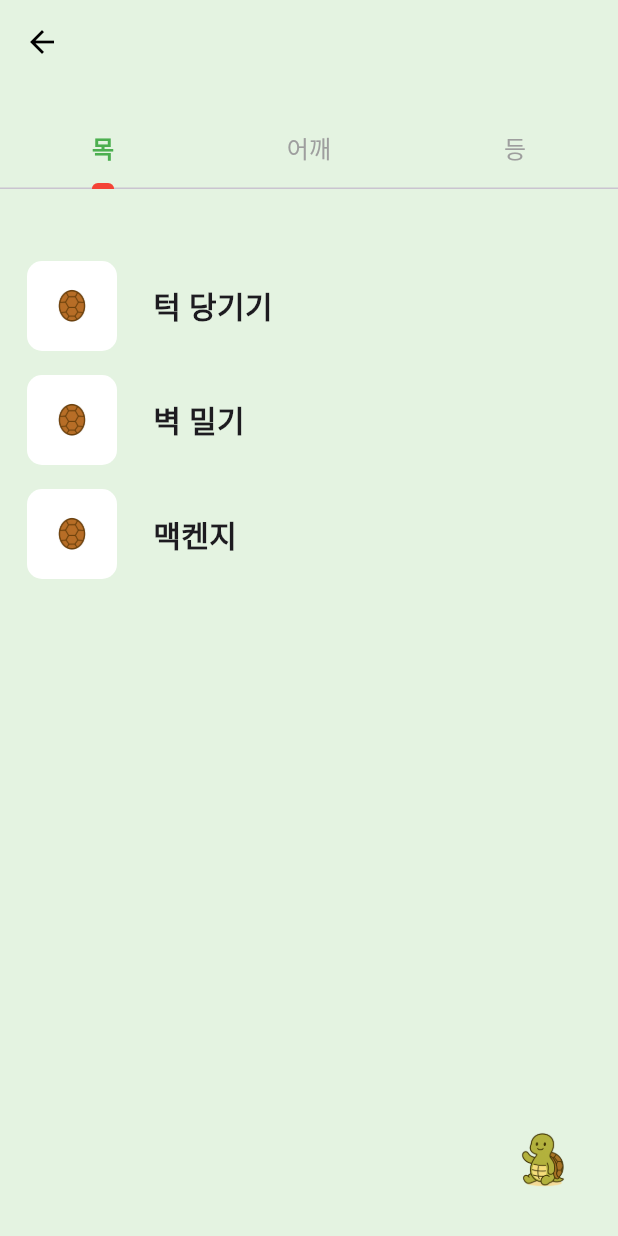
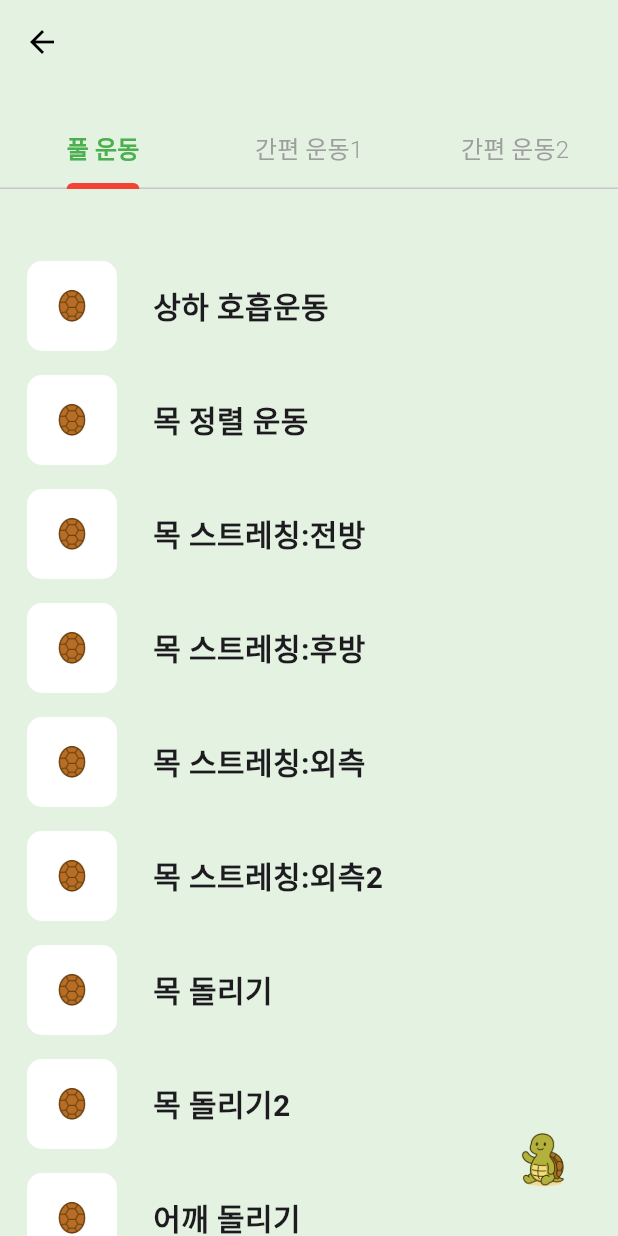
Before and after one commit to tmdgo01/2025Tutleneck, a Flutter app: the ExerciseScreen screen opened directly, on a phone screen of 412 x 824 dp. Run offline on Flutter 3.47's test engine with Material 3 defaults, Android fonts, the phone set to English and light mode, and no system bars; our stand-ins replace audioplayers, table_calendar, video_player.

Commit message:
운동설명추가

```diff
--- /dev/null
+++ b/lib/exercise_data.dart
@@ -0,0 +1,167 @@
+import 'package:flutter/material.dart';
+
+// 운동 정보
+class Exercise {
+  final String title;
+  final String gifPath;
+  final List<String> description;
+  final String voiceGuide;
+
+  Exercise({
+    required this.title,
+    required this.gifPath,
+    required this.description,
+    required this.voiceGuide,
+  });
+}
+
+// 운동 리스트 정의
+final List<Exercise> exercises = [
+  Exercise(
+    title: '상하 호흡운동',
+    gifPath: 'asset/ex1-1.mp4', // 실제 gif 경로 or 임시
+    description: [
+      '시작자세 : 의자에 앉아서 양팔을 몸 옆에 나란히 둔 채 바로 선 자세나 의자에 앉은 자세를 취한다.',
+      '동작 : 숨을 들이쉴 때 턱을 목 쪽으로 가볍게 당기고 양팔을 최대한으로 외회전시키면서 뒤로 바닥을 향해 아래로 힘껏 뻗어 내린다.'
+          '숨을 내쉬면서 양팔을 이완시킨다.',
+      '주의사항 : 양팔을 외회전시킬 때 가슴을 앞으로 밀어내지 않고'
+          '어깨를 뒤로 당긴다는 느낌으로 해야한다.',
+      '효과: 이 운동은 호흡을 할 때 비정상적인 보조 호흡 근육의 작용을 억제하는 효과가 있다.'
+    ],
+    voiceGuide: 'assets/vo1-1.mp3', // 실제 음성 파일 경로
+  ),
+  Exercise(
+    title: '목 정렬 운동',
+    gifPath: 'asset/ex1-1.mp4', // 실제 gif 경로 or 임시
+    description: [
+      '시작자세 : 상체와 어깨를 이완시켜 놓고 양팔을 몸 옆에 나란히 둔 채 바로 서거나 앉은 자세를 취한다.',
+      '동작 : 턱을 최대한 앞으로 빼면서 고개를 숙이지는 않지만'
+          '머리가 약간 앞으로 가도록 한 상태에서 10초간 유지한 후 되돌아 온다.'
+          '다시 턱을 가슴 쪽으로 당겨 상체가 어느 정도 뒤로 젖혀지도록 한 상태에서'
+          '10초간 유지한 후 제자리로 되돌아 온다.',
+      '주의사항 : 흉쇄유돌근이나 사각근과 같은 표면 목 굴근을 작동시키지 않도록 유의하고'
+          '머리를 앞으로 내밀 때 숙이지 않도록 주의한다.',
+      '효과: 거북목과 같은 자세이상 치료에 효과가 있으며,'
+          '특히 목의 코어근육인 경장근을 강화하는 전형적인 운동이다.'
+    ],
+    voiceGuide: 'assets/vo1-1.mp3', // 실제 음성 파일 경로
+  ),
+  Exercise(
+    title: '목 스트레칭:전방',
+    gifPath: 'asset/ex1-1.mp4', // 실제 gif 경로 or 임시
+    description: [
+      '시작자세 : 상체와 어깨를 이완시켜 놓고 양손의 엄지를 턱 아래 부위에 둔다.',
+      '동작 : 양손을 모아 두 엄지를 턱의 아래 부위에 대고 서서히 머리를 뒤로 젖힌다.'
+          '한계점에 왔을 때 두 엄지에 힘을 가해 머리를 뒤로 좀 더 젖혀 10초간 유지한다.',
+      '주의사항 : 목 디스크가 심한경우는 증상을 악화시킬 수 있으므로'
+          '목을 뒤로 했을 때 어깨 쪽이나 등 쪽에 통증이나 저림이 있는 경우 이 운동을 피한다.'
+          '효과: 목 앞의 근육을 스트레칭시켜 주어 그 기능을 원활히 해주는 효과가 있다.'
+          '특히 목 코어근육인 경장근을 활성화시켜 준다.'
+    ],
+    voiceGuide: 'assets/vo1-1.mp3', // 실제 음성 파일 경로
+  ),
+  Exercise(
+    title: '목 스트레칭:후방',
+    gifPath: 'asset/ex1-1.mp4', // 실제 gif 경로 or 임시
+    description: [
+      '시작자세 : 상체와 어깨를 이완시켜 놓고 양손을 깍지 껴서 머리 뒤 후두골에 둔다.',
+      '동작 : 깍지 낀 양손으로 지그시 힘을 주면서 머리를 앞으로 굽히고 한계점에 왔을 때'
+          '깍지 낀 손으로 머리에 힘을 가해 앞으로 좀 더 굽혀 10초간 유지한다.',
+      '주의사항 : 이 동작 시 통증이 생기는 경우는 이 운동을 피해야 한다.',
+          '효과: 목 뒤의 근육은 경직되기가 매우 쉽다. '
+          '이들 근육을 이완시켜 줌으로써 목,어깨 통증과 두통의 완화는 물론 자세의 교정에도 많은 도움이 된다.'
+    ],
+    voiceGuide: 'assets/vo1-1.mp3', // 실제 음성 파일 경로
+  ),
+  Exercise(
+    title: '목 스트레칭:외측',
+    gifPath: 'asset/ex1-1.mp4', // 실제 gif 경로 or 임시
+    description: [
+      '시작자세 : 상체와 어깨를 이완시켜 놓은 채 스트레칭 시키고자 하는 근육의 반대편 손을'
+          '머리의 측면에 대고 스트레칭 쪽의 팔을 굽혀 허리 뒤쪽 부위에 위치시킨다.',
+      '동작 : 손으로 머리에 힘을 가하면서 천천히 목을 옆으로 굽힌다.'
+          '한계점에서 손에 힘을 주어 머리를 좀 더 굽혀 10초간 유지한다. 좌우 교대로 한다.',
+      '주의사항 : 통증이 있는 쪽으로는 굽히지 않는다.'
+          '예를 들어 우측 목에 통증이 있으면 좌측으로만 굽힌다. 중앙에 통증이 있으면 양쪽 모두 굽힌다.',
+      '효과: 목의 좌우측 근육을 스트레칭 시켜 주어 그 기능을 원활히 해주는 효과가 있다.'
+    ],
+    voiceGuide: 'assets/vo1-1.mp3', // 실제 음성 파일 경로
+  ),
+  Exercise(
+    title: '목 스트레칭:외측2',
+    gifPath: 'asset/ex1-1.mp4', // 실제 gif 경로 or 임시
+    description: [
+      '시작자세 : 상체와 어깨를 이완시켜 놓은 채 스트레칭 시키고자 하는 근육의 반대편 손을'
+          '머리의 측면에 대고 스트레칭 쪽의 팔을 굽혀 허리 뒤쪽 부위에 위치시킨다.',
+      '동작 : 등 뒤에서 한쪽 손목을 다른 쪽 손으로 수동적으로 잡아당기고 '
+          '목을 같은 방향으로 능동적으로 기울이는 변형된 방법으로 스트레칭을 한다.',
+      '주의사항 : 통증이 있는 쪽으로는 굽히지 않는다.'
+          '예를 들어 우측 목에 통증이 있으면 좌측으로만 굽힌다. 중앙에 통증이 있으면 양쪽 모두 굽힌다.',
+      '효과: 목의 좌우측 근육을 스트레칭 시켜 주어 그 기능을 원활히 해주는 효과가 있다.'
+    ],
+    voiceGuide: 'assets/vo1-1.mp3', // 실제 음성 파일 경로
+  ),
+  Exercise(
+    title: '목 돌리기',
+    gifPath: 'asset/ex1-1.mp4', // 실제 gif 경로 or 임시
+    description: [
+      '시작자세 : 상체와 어깨를 이완시켜 놓고 척추를 중립 상태로 둔 채 바로 서거나 앉은 자세를 취한다.',
+      '동작 : 목을 쭉 편 상태에서 목과 머리를 함께 좌로 돌려 10초간 유지한 후 제자리로 되돌아온 다음 '
+          '다시 우로 돌려 10초간 유지한 후 제자리로 되돌아오는 동작을 좌우 교대로 각각 10회씩 반복 시행한다.'
+          '이때 상체가 함께 돌아가지 않아야 하며, '
+          '목이 숙여지거나 뒤로 젖혀지지 않도록 꼿꼿하게 세운 채 천천히 좌우로 돌린다.',
+      '주의사항 : 머리는 수평을 이루면서 돌리도록 하고 돌릴 때 어깨가 따라 돌아가지 않도록 주의한다.',
+      '효과: 목의 외측 부위 근육을 스트레칭 시켜 주면서 가동성도 증대시켜 준다. 목의 움직임이 원활해진다.'
+    ],
+    voiceGuide: 'assets/vo1-1.mp3', // 실제 음성 파일 경로
+  ),
+  Exercise(
+    title: '목 돌리기2',
+    gifPath: 'asset/ex1-1.mp4', // 실제 gif 경로 or 임시
+    description: [
+      '시작자세 : 의자에 앉거나 선 자세에서 상체와 어깨를 이완시켜 놓고 목의 양옆에 손을 각각 얹어놓은 자세를 취한다.',
+      '동작 : 머리를 시계 방향으로 원을 그리고 난 다음 시계 반대 방향으로도 원을 그린다.'
+          '원을 가능한 점점 크게 그려가면서 좌우 교대로 각각 10회씩 돌린다.',
+      '주의사항 : 머리를 돌릴 때 어깨가 따라 돌아가지 않도록 주의한다.',
+      '효과: 목에 전반적인 근육 스트레칭을 해주면서 경추의 각 관절에 가동성을 증대시켜 주는 효과가 있다.'
+    ],
+    voiceGuide: 'assets/vo1-1.mp3', // 실제 음성 파일 경로
+  ),
+  Exercise(
+    title: '어깨 돌리기',
+    gifPath: 'asset/ex1-1.mp4', // 실제 gif 경로 or 임시
+    description: [
+      '시작자세 : 상체와 어깨를 이완시켜 놓고 양팔을 몸 옆에 나란히 둔 채 의자에 앉거나 선 자세를 취한다.',
+      '동작 : 양 어깨를 귀 쪽으로 동시에 들어 올린 다음 어깨만을 이용해 뒤로 돌렸다가 다시 앞으로 돌린다.'
+          '원을 가능한 점점 크게 그려가면서 한다.',
+      '주의사항 : 어깨를 돌릴 때 머리와 상체가 따라 돌아가지 않도록 주의한다.',
+      '효과: 어깨 주변 근육을 이완시켜 주면서 어깨 가동성을 중대시켜 주고 목의 움직임도 함께 원활해진다.'
+    ],
+    voiceGuide: 'assets/vo1-1.mp3', // 실제 음성 파일 경로
+  ),
+  Exercise(
+    title: '어깨 스트레칭',
+    gifPath: 'asset/ex1-1.mp4', // 실제 gif 경로 or 임시
+    description: [
+      '시작자세 : 상체와 어깨를 이완시켜 놓고 한쪽 팔을 굽혀 어깨 높이만큼 들어 올린 다음 다른 쪽 손으로 팔꿈치를 잡는다.',
+      '동작 : 팔꿈치를 잡고 있는 손에 힘을 가해 가슴 쪽으로 잡아당기면서 수평으로 내전시켜 10초간 유지한 후 제자리로 내려놓는다.'
+          '이 동작을 좌우 교대로 시행한다.',
+      '주의사항 : 어깨가 귀를 향해 위쪽으로 올라가지 않도록 주의한다.',
+      '효과: 어깨의 외회전 근육을 스트레칭 시켜 줌으로써 어깨관절의 기능을 원활히 해주는 효과가 있다.'
+    ],
+    voiceGuide: 'assets/vo1-1.mp3', // 실제 음성 파일 경로
+  ),
+  Exercise(
+    title: '어깨, 가슴, 등 스트레칭',
+    gifPath: 'asset/ex1-1.mp4', // 실제 gif 경로 or 임시
+    description: [
+      '시작자세 : 상체와 어깨를 이완시켜 놓고 똑바로 서서 양손의 손등이 마주보도록 하면서 손가락을 깍지 끼워 귀 옆 머리 위로 뻗어 올린 자세를 취한다.',
+      '동작 : 팔을 편 상태에서 귀 옆머리 위로 천천히 최대한 뻗어 올려 10초간 유지한 후 제자리로 내려놓는다. '
+          '척추가 늘어나면서 가슴 근육이 최대한으로 스트레칭 되도록 한다.'
+          '팔을 최대한 뻗어 올린 상태에서 상체를 앞으로 숙이면 등 부위의 근육과 척추가 좀 더 스트레칭 되는 효과가 있다.',
+      '주의사항 : 상체를 앞으로 숙일 때 무릎이 굽혀지지 않도록 주의한다.',
+      '효과: 어깨와 가슴이 스트레칭 되기 때문에 구부정한 어깨 자세를 교정해줄 뿐만 아니라 호흡을 편안하게 해주는 효과도 있다.'
+    ],
+    voiceGuide: 'assets/vo1-1.mp3', // 실제 음성 파일 경로
+  ),
+];
--- a/lib/exercise_screen.dart
+++ b/lib/exercise_screen.dart
@@ -2,88 +2,124 @@ import 'package:flutter/material.dart';
 import 'package:provider/provider.dart';
 import 'package:video_player/video_player.dart';
 import 'package:audioplayers/audioplayers.dart';
+import 'exercise_data.dart';
 
 class ExerciseScreen extends StatelessWidget {
-  final Map<String, List<String>> exerciseData = {
-    '목': ['턱 당기기', '벽 밀기', '맥켄지'],
-    '어깨': ['흉부 스트레칭', '날개뼈 모으기', '상부 승모근'],
-    '등': ['이두근 스트레칭', '삼두근 스트레칭', '팔 돌리기'],
+  ExerciseScreen({super.key});
+
+  // 탭별 운동 이름
+  final Map<String, List<String>> rawExerciseData = {
+    '풀 운동': [
+      '상하 호흡운동',
+      '목 정렬 운동',
+      '목 스트레칭:전방',
+      '목 스트레칭:후방',
+      '목 스트레칭:외측',
+      '목 스트레칭:외측2',
+      '목 돌리기',
+      '목 돌리기2',
+      '어깨 돌리기',
+      '어깨 스트레칭',
+      '어깨, 가슴, 등 스트레칭',
+    ],
+    '간편 운동1': [
+      '상하 호흡운동',
+      '목 정렬 운동',
+      '목 돌리기',
+      '목 돌리기2',
+      '어깨 돌리기',
+      '어깨 스트레칭',
+      '어깨, 가슴, 등 스트레칭',
+    ],
+    '간편 운동2': [
+      '목 정렬 운동',
+      '목 스트레칭:전방',
+      '목 스트레칭:후방',
+      '목 스트레칭:외측',
+      '목 스트레칭:외측2',
+      '어깨 스트레칭',
+      '어깨, 가슴, 등 스트레칭',
+    ],
   };
 
-  ExerciseScreen({super.key});
+  // 운동 이름으로 Exercise 객체 찾기
+  Exercise? findExerciseByTitle(String title) {
+    return exercises.firstWhere(
+          (exercise) => exercise.title == title,
+      orElse: () => Exercise(
+        title: title,
+        gifPath: 'asset/placeholder.png',
+        description: ['설명 없음'],
+        voiceGuide: '',
+      ),
+    );
+  }
+
+  // 운동 이름 Map → 운동 객체 Map 변환
+  late final Map<String, List<Exercise>> exerciseData = {
+    for (final entry in rawExerciseData.entries)
+      entry.key: entry.value.map((title) => findExerciseByTitle(title)!).toList(),
+  };
 
   @override
   Widget build(BuildContext context) {
     return DefaultTabController(
-      length: 3, // 탭 개수
+      length: exerciseData.length,
       child: Scaffold(
-        backgroundColor: Color(0xFFE4F3E1),
+        backgroundColor: const Color(0xFFE4F3E1),
         appBar: AppBar(
-          backgroundColor: Color(0xFFE4F3E1),
+          backgroundColor: const Color(0xFFE4F3E1),
           elevation: 0,
           leading: IconButton(
-            onPressed: () {
-              Navigator.pop(context); // 뒤로 가기
-            },
-            icon: Icon(
-              Icons.arrow_back,
-              color: Colors.black,
-            ),
+            onPressed: () => Navigator.pop(context),
+            icon: const Icon(Icons.arrow_back, color: Colors.black),
           ),
         ),
         body: Stack(
           children: [
             Column(
               children: [
-                // 뒤로가기 버튼 바로 아래 탭바
+                // 탭바
                 TabBar(
                   indicatorColor: Colors.red,
                   indicatorWeight: 4.0,
                   labelColor: Colors.green,
-                  labelStyle: TextStyle(
+                  labelStyle: const TextStyle(
                     fontSize: 16.0,
                     fontWeight: FontWeight.bold,
                   ),
                   unselectedLabelColor: Colors.grey,
-                  unselectedLabelStyle: TextStyle(
+                  unselectedLabelStyle: const TextStyle(
                     fontSize: 16.0,
                     fontWeight: FontWeight.w300,
                   ),
-                  // 탭바에 적용하는 패딩
-                  padding: EdgeInsets.symmetric(vertical: 20.0),
-                  tabs: [
-                    Tab(text: '목'),
-                    Tab(text: '어깨'),
-                    Tab(text: '등'),
-                  ],
+                  padding: const EdgeInsets.symmetric(vertical: 20.0),
+                  tabs: exerciseData.keys.map((title) => Tab(text: title)).toList(),
                 ),
-                SizedBox(height: 20.0),
-                // 운동 리스트
+                const SizedBox(height: 20.0),
+                // 탭 내용
                 Expanded(
                   child: TabBarView(
-                    children: exerciseData.entries.map(
-                          (e) {
+                    children: exerciseData.entries.map((entry) {
+                      final exercises = entry.value;
                       return ListView.builder(
-                          itemCount: e.value.length,
+                        itemCount: exercises.length,
                         itemBuilder: (context, index) {
-                            final exerciseName = e.value[index];
+                          final exercise = exercises[index];
                           return GestureDetector(
                             onTap: () {
                               Navigator.push(
                                 context,
                                 MaterialPageRoute(
-                                    builder: (context) => _ExerciseDetailScreen(
-                                      exercise: exercises[index],
-                                    ),
+                                  builder: (context) =>
+                                     _ExerciseDetailScreen(exercise: exercise),
                                 ),
                               );
                             },
                             child: Padding(
-                                padding: EdgeInsets.symmetric(
-                                    horizontal: 10.0),
+                              padding: const EdgeInsets.symmetric(horizontal: 10.0),
                               child: Row(
                                 children: [
-                                    // 거북이 등껍질 이미지
                                   Padding(
                                     padding: const EdgeInsets.all(8.0),
                                     child: Container(
@@ -98,14 +134,15 @@ class ExerciseScreen extends StatelessWidget {
                                           'asset/1.png',
                                           width: 40.0,
                                           height: 40.0,
+                                          fit: BoxFit.contain,
                                         ),
                                       ),
                                     ),
                                   ),
-                                    SizedBox(width: 16.0),
+                                  const SizedBox(width: 16.0),
                                   Text(
-                                      e.value[index],
-                                      style: TextStyle(
+                                    exercise.title,
+                                    style: const TextStyle(
                                       fontSize: 20.0,
                                       fontWeight: FontWeight.w600,
                                     ),
@@ -116,8 +153,7 @@ class ExerciseScreen extends StatelessWidget {
                           );
                         },
                       );
-                      },
-                    ).toList(),
+                    }).toList(),
                   ),
                 ),
               ],
@@ -390,6 +426,14 @@ class _ExerciseDetailScreenState extends State<_ExerciseDetailScreen> {
               },
               child: Text('운동하기'),
             ),
+
+            const SizedBox(height: 24),
+            // 출처 표시
+            Text(
+              '출처: <목 디스크 환자도 해야하는 목,어깨 강화 운동 – 신경외과 전무의⦁의학박사 고도일 지음>',
+              style: const TextStyle(fontSize: 12, color: Colors.grey),
+              textAlign: TextAlign.center,
+            ),
           ],
         ),
       ),
@@ -483,50 +527,7 @@ class _HelpDialog extends StatelessWidget {
   }
 }
 
-// 운동 정보
-class Exercise {
-  final String title;
-  final String gifPath;
-  final List<String> description;
-  final String voiceGuide;
 
-  Exercise({
-    required this.title,
-    required this.gifPath,
-    required this.description,
-    required this.voiceGuide,
-  });
-}
-
-// 운동 리스트 정의
-final List<Exercise> exercises = [
-  Exercise(
-    title: '목 스트레칭',
-    gifPath: 'asset/ex1-1.mp4', // 실제 gif 경로 or 임시
-    description: [
-      '시작자세 : 상체와 어깨를 이완시켜 놓고 양손의 엄지를 턱 아래 부위에 둔다.',
-      '동작 : 양손을 모아 두 엄지를 턱의 아래 부위에 대고 서서히 머리를 뒤로 젖힌다.'
-          '한계점에 왔을 때 두 엄지에 힘을 가해 머리를 뒤로 좀 더 젖혀 10초간 유지한다.',
-      '주의사항 : 목 디스크가 심한경우는 증상을 악화시킬 수 있으므로 목을 뒤로 했을 때'
-          '어깨 쪽이나 등쪽에 통증이나 저림이 있는 경우 이 운동을 피한다.',
-      '효과: 목 앞의 근육을 스트레칭 시켜주어 그 기능을 원활히 해주는 효과가 있다.'
-          '특히 목 코어근육인 경장근을 활성화 시켜 준다.'
-    ],
-    voiceGuide: 'assets/vo1-1.mp3', // 실제 음성 파일 경로
-  ),
-  Exercise(
-    title: '턱 당기기',
-    gifPath: 'assets/gif/tuck.gif', // 실제 gif 경로 or 임시
-    description: [
-      '정면을 바라본다.',
-      '턱을 당긴다.',
-      '5초간 지속한다.',
-      '10회 3set 실시'
-    ],
-    voiceGuide: 'assets/voice/tuck.mp3', // 실제 음성 파일 경로
-  ),
-  // 다른 운동도 동일하게 추가
-];
 
 
 ////// 날짜별 운동 기록 저장 //////
@@ -557,3 +558,84 @@ class ExerciseLog extends ChangeNotifier {
         .toString().padLeft(2, '0')}';
   }
 }
+
+
+///// 탭 상태 /////
+class ExerciseTab extends StatefulWidget {
+  final List<String> exerciseNames;
+  const ExerciseTab({super.key, required this.exerciseNames});
+
+  @override
+  State<ExerciseTab> createState() => _ExerciseTabState();
+}
+
+class _ExerciseTabState extends State<ExerciseTab>
+    with AutomaticKeepAliveClientMixin {
+  @override
+  bool get wantKeepAlive => true;
+
+  @override
+  Widget build(BuildContext context) {
+    super.build(context);
+    return ListView.builder(
+      itemCount: widget.exerciseNames.length,
+      itemBuilder: (context, index) {
+        final exerciseName = widget.exerciseNames[index];
+        return GestureDetector(
+          onTap: () {
+            Navigator.push(
+              context,
+              MaterialPageRoute(
+                builder: (context) => _ExerciseDetailScreen(
+                  // ⚠️ 여기서 exercise 찾을 때 index 말고 이름 기준으로 찾아야 안전해요
+                  exercise: exercises.firstWhere(
+                        (ex) => ex.title == exerciseName,
+                    orElse: () => Exercise(
+                      title: exerciseName,
+                      gifPath: '',
+                      description: ['운동 설명이 없습니다.'],
+                      voiceGuide: '',
+                    ),
+                  ),
+                ),
+              ),
+            );
+          },
+          child: Padding(
+            padding: EdgeInsets.symmetric(horizontal: 10.0),
+            child: Row(
+              children: [
+                Padding(
+                  padding: const EdgeInsets.all(8.0),
+                  child: Container(
+                    width: 60.0,
+                    height: 60.0,
+                    decoration: BoxDecoration(
+                      borderRadius: BorderRadius.circular(10),
+                      color: Colors.white,
+                    ),
+                    child: Center(
+                      child: Image.asset(
+                        'asset/1.png',
+                        width: 40.0,
+                        height: 40.0,
+                      ),
+                    ),
+                  ),
+                ),
+                SizedBox(width: 16.0),
+                Text(
+                  exerciseName,
+                  style: TextStyle(
+                    fontSize: 20.0,
+                    fontWeight: FontWeight.w600,
+                  ),
+                ),
+              ],
+            ),
+          ),
+        );
+      },
+    );
+  }
+}
--- a/lib/main.dart
+++ b/lib/main.dart
@@ -16,9 +16,9 @@ void main() async {
       ChangeNotifierProvider(
         create: (context) => ExerciseLog(),
         child: MaterialApp(
-            debugShowCheckedModeBanner: false,
-            home: HomeScreen(),
-          ),
+          debugShowCheckedModeBanner: false,
+          home: HomeScreen(),
+        ),
       ));
 }
 
--- a/pubspec.yaml
+++ b/pubspec.yaml
@@ -36,7 +36,7 @@ dependencies:
   cupertino_icons: ^1.0.8
   table_calendar: ^3.2.0
   intl: ^0.20.2
-  video_player: ^2.7.0
+  video_player: ^2.8.0
   video_player_android: ^2.3.7
   audioplayers: ^6.5.0
   provider: ^6.1.0
@@ -76,6 +76,8 @@ flutter:
     - asset/ex1-1.mp4
     - assets/vo1-1.mp3
 
+
+
   #   - images/a_dot_burr.jpeg
   #   - images/a_dot_ham.jpeg
 
```
Also changed, not shown: pubspec.lock, 1 other file. Lines whose indentation alone changed are shown as unchanged.
